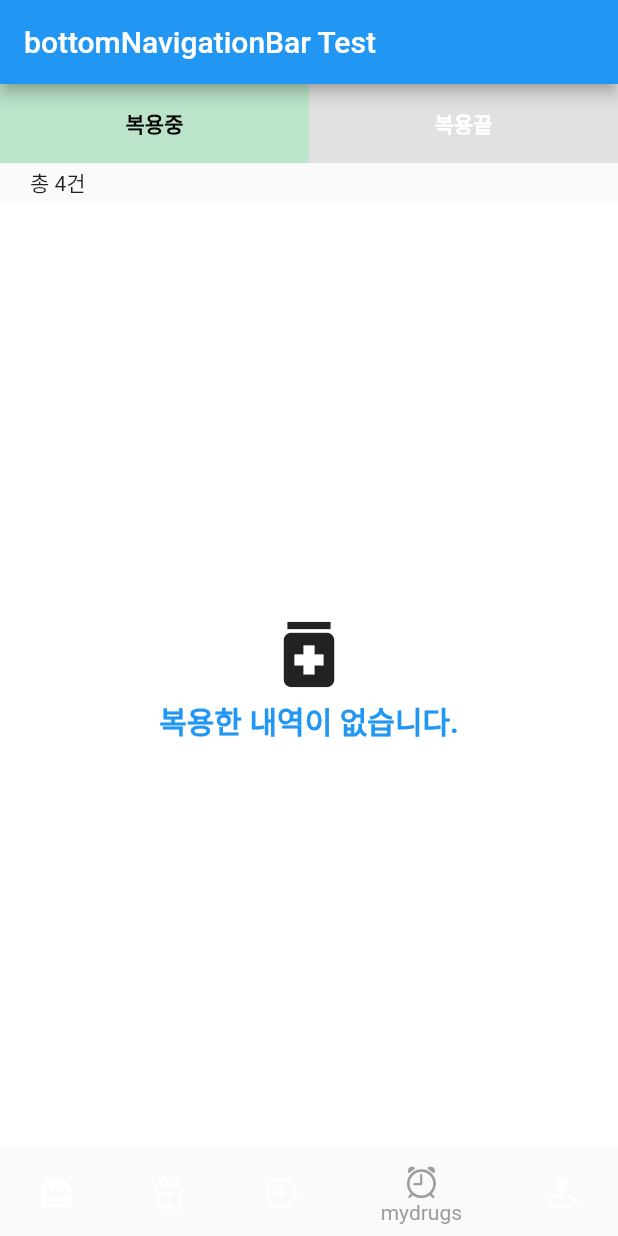
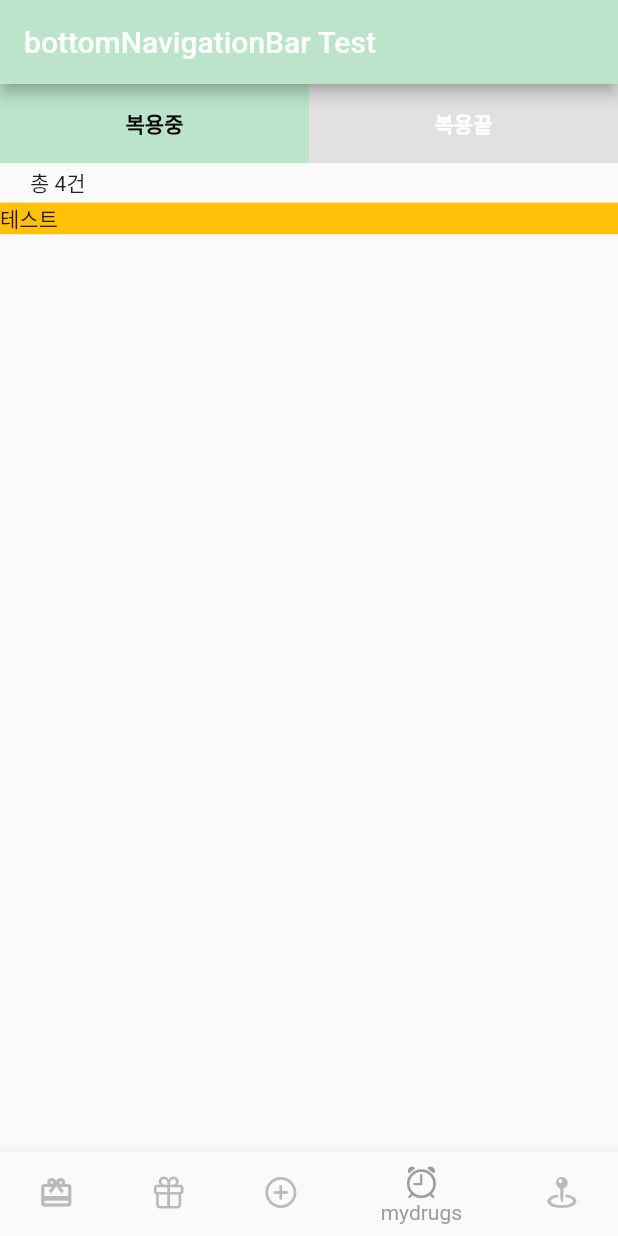
Before and after one commit to AI-FOR-ALL-I/YakChaCha, a Flutter app: the screen it shows after launch, item 4 of the bottom bar chosen, on a phone screen of 412 x 824 dp. Run offline on Flutter 3.47's test engine with Material 2 defaults, Android fonts, the phone set to English and light mode, and no system bars.

Commit message:
[S08P22A803-186] Update: my_pill 살짝 건드림 + main에 theme 스키마 추가

```diff
--- a/frontend/lib/main.dart
+++ b/frontend/lib/main.dart
@@ -11,9 +11,23 @@ class MyApp extends StatelessWidget {
   // This widget is th root of your application.
   @override
   Widget build(BuildContext context) {
-    return const MaterialApp(
+    return MaterialApp(
+      theme: ThemeData(
+        colorScheme: const ColorScheme(
+            brightness: Brightness.light,
+            primary: Color(0xFFBBE4CB),      // Main
+            onPrimary: Color(0xFFFBFFFB),    // little-white
+            secondary: Color(0xFF666666),    // Gray
+            onSecondary: Color(0xFFE1E1E1),  // Light-Gray
+            error: Color(0xFFFF6961),        // Error-Red
+            onError: Color(0xFFF7CA66),      // Warning-yellow
+            background: Color(0xFF4AC990),   // Success-green
+            onBackground: Color(0xFF6694F7), // Info - blue
+            surface: Color(0xFFBABABA),      // Placeholder
+            onSurface: Color(0xFF848293)),   // Point-Purple
+      ),
       title: 'bottomNavigationBar Test',
-      home: BottomNavigation(),
+      home: const BottomNavigation(),
     );
   }
 }
--- a/frontend/lib/screens/drug_history_page.dart
+++ b/frontend/lib/screens/drug_history_page.dart
@@ -1,6 +1,7 @@
 // ignore_for_file: prefer_const_literals_to_create_immutables, prefer_const_constructors
 
 import 'package:flutter/material.dart';
+import 'package:frontend/widgets/mypills/my_pill.dart';
 
 class DrugHistoryPage extends StatefulWidget {
   const DrugHistoryPage({Key? key}) : super(key: key);
@@ -93,7 +94,21 @@ class _DrugHistoryPageState extends State<DrugHistoryPage> {
         // 컴포넌트 들 -> 탭의 선택에 따라 달라져야 함
         Flexible(
           flex: 24,
-          child: Row(
+          child: ListView(
+            children: [
+              MyPill(),
+            ],
+          ),
+          // child: emptyPill(),
+        ),
+      ],
+    );
+  }
+
+
+
+  Row emptyPill() {
+    return Row(
           children: [
             Expanded(
               child: Container(
@@ -120,9 +135,6 @@ class _DrugHistoryPageState extends State<DrugHistoryPage> {
               ),
             ),
           ],
-          ),
-        ),
-      ],
         );
   }
 }
--- a/frontend/lib/widgets/mypills/my_pill.dart
+++ b/frontend/lib/widgets/mypills/my_pill.dart
@@ -5,6 +5,13 @@ class MyPill extends StatelessWidget {
 
   @override
   Widget build(BuildContext context) {
-    return const Placeholder();
+    return Center(
+      widthFactor: double.infinity,
+      child: Container(
+        width: double.infinity,
+        decoration: BoxDecoration(color: Colors.amber),
+        child: Text("테스트"),
+      ),
+    );
   }
 }
```
Lines whose indentation alone changed are shown as unchanged.
